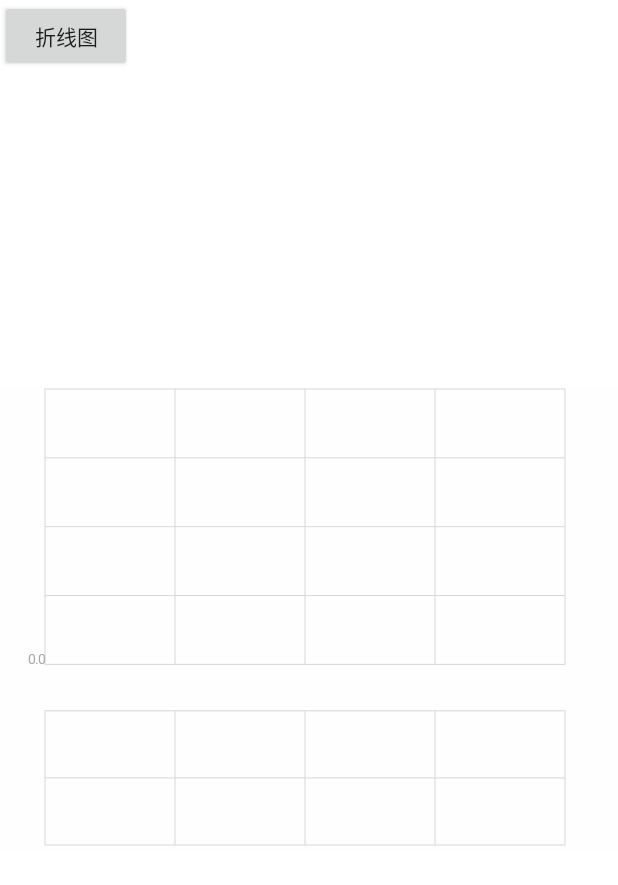
After one commit to wx9265661/SmallDemos2, an Android app: the SomeChartShowActivity screen opened directly, with no data from a screen before it, on a phone screen of 412 x 824 dp. The commit adds this screen. Shown: the top 885 px of the screen. Run offline under Robolectric (Android 15) with nearby library versions, the phone set to English and light mode, and no system bars.

Commit message:
折线图相关类提交

```diff
--- a/app/src/main/AndroidManifest.xml
+++ b/app/src/main/AndroidManifest.xml
@@ -46,6 +46,11 @@
             android:exported="false"
             android:label="RecyclerView"
             android:theme="@style/AppFullTheme" />
+
+        <activity
+            android:name=".demos.SomeChartShowActivity"
+            android:exported="false"
+            android:theme="@style/AppFullTheme" />
     </application>
 
 </manifest>
--- a/app/src/main/java/com/zhanghaochen/smalldemos/MainActivity.java
+++ b/app/src/main/java/com/zhanghaochen/smalldemos/MainActivity.java
@@ -10,6 +10,7 @@ import com.zhanghaochen.smalldemos.demos.ConstraintLayoutDemoActivity;
 import com.zhanghaochen.smalldemos.demos.FxActivity;
 import com.zhanghaochen.smalldemos.demos.EditPictureActivity;
 import com.zhanghaochen.smalldemos.demos.MyRecyclerViewActivity;
+import com.zhanghaochen.smalldemos.demos.SomeChartShowActivity;
 import com.zhanghaochen.smalldemos.widget.floatview.FloatViewUtil;
 
 public class MainActivity extends AppCompatActivity implements View.OnClickListener {
@@ -30,6 +31,7 @@ public class MainActivity extends AppCompatActivity implements View.OnClickListe
         findViewById(R.id.demo04).setOnClickListener(this);
         findViewById(R.id.demo05).setOnClickListener(this);
         findViewById(R.id.demo06).setOnClickListener(this);
+        findViewById(R.id.demo07).setOnClickListener(this);
     }
 
     @Override
@@ -53,6 +55,9 @@ public class MainActivity extends AppCompatActivity implements View.OnClickListe
             case R.id.demo06:
                 FloatViewUtil.getTestFloatIns().show();
                 break;
+            case R.id.demo07:
+                startActivity(new Intent(MainActivity.this, SomeChartShowActivity.class));
+                break;
             default:
                 break;
         }
--- /dev/null
+++ b/app/src/main/java/com/zhanghaochen/smalldemos/framework/widgets/chartview/TrendChartBaseView.java
@@ -0,0 +1,53 @@
+/**
+ * @Package: com.zhanghaochen.smalldemos.customer.views
+ * @Description:
+ * @Author: zhanghaochen
+ * @CreateDate: 2019/4/17 下午5:42
+ * @Version: 1.0
+ */
+package com.zhanghaochen.smalldemos.framework.widgets.chartview;
+
+import android.content.Context;
+import android.graphics.Paint;
+import android.support.annotation.Nullable;
+import android.util.AttributeSet;
+import android.view.View;
+
+/**
+ * @author created by zhanghaochen
+ * @date 2019-04-17 下午5:42
+ * 描述：折线图基类
+ */
+public abstract class TrendChartBaseView extends View {
+    public Paint mPaint = new Paint();
+
+    public TrendChartBaseView(Context context) {
+        super(context);
+        setLayerType(LAYER_TYPE_NONE, null);
+        initViews();
+    }
+
+    public TrendChartBaseView(Context context, @Nullable AttributeSet attrs) {
+        super(context, attrs);
+        setLayerType(LAYER_TYPE_NONE, null);
+        initViews();
+    }
+
+    public TrendChartBaseView(Context context, @Nullable AttributeSet attrs, int defStyleAttr) {
+        super(context, attrs, defStyleAttr);
+        setLayerType(LAYER_TYPE_NONE, null);
+        initViews();
+    }
+
+    public void initPaint() {
+        if (mPaint == null) {
+            mPaint = new Paint();
+        } else {
+            mPaint.reset();
+        }
+        mPaint.setAntiAlias(true);
+        mPaint.setStyle(Paint.Style.STROKE);
+    }
+
+    protected abstract void initViews();
+}
--- /dev/null
+++ b/app/src/main/java/com/zhanghaochen/smalldemos/widget/trend/TrendView.java
@@ -0,0 +1,184 @@
+package com.zhanghaochen.smalldemos.widget.trend;
+
+import android.content.Context;
+import android.graphics.Canvas;
+import android.graphics.Color;
+import android.graphics.Paint;
+import android.graphics.Path;
+import android.graphics.RectF;
+import android.support.annotation.Nullable;
+import android.util.AttributeSet;
+import android.util.TypedValue;
+
+import com.zhanghaochen.smalldemos.beans.TrendDataBean;
+import com.zhanghaochen.smalldemos.framework.widgets.chartview.TrendChartBaseView;
+import com.zhanghaochen.smalldemos.utils.SysUtils;
+
+import java.util.ArrayList;
+import java.util.List;
+
+/**
+ * @author created by zhanghaochen
+ * @date 2019-08-07 3:31 PM
+ * 描述：折线图
+ */
+public class TrendView extends TrendChartBaseView {
+    private static final float LEFT_TEXT_WIDTH = SysUtils.convertDpToPixel(30);
+    private static final float RIGHT_TEXT_WIDTH = SysUtils.convertDpToPixel(35);
+
+    private static final float CHART_LEFT_MARGIN = SysUtils.convertDpToPixel(2);
+    private static final float TOP_MARGIN = SysUtils.convertDpToPixel(2);
+    private static final float BOTTOM_MARGIN = SysUtils.convertDpToPixel(3);
+
+    private static final float RECT_LINE_WIDTH = SysUtils.convertDpToPixel(0.5f);
+
+    private static final int COLOR_BG = Color.parseColor("#FEFEFE");
+    private static final int COLOR_LINE = Color.parseColor("#D8D8D8");
+    private static final int COLOR_LABEL_TEXT = Color.parseColor("#AAA8A8");
+    private static final int COLOR_TREND_LINE = Color.parseColor("#FC3539");
+    private static final int COLOR_GRADIENT_TOP = Color.parseColor("#B2FF9C9D");
+    private static final int COLOR_GRADIENT_BOTTOM = Color.parseColor("#B2FFF3EF");
+
+    /**
+     * 分时图的矩形框
+     */
+    private RectF mChartRect;
+
+    /**
+     * 成交量的矩形框
+     */
+    private RectF mVolRect;
+
+    /**
+     * 一小格的长度
+     */
+    private float mStep = 0;
+
+    private int mWidth, mHeight;
+
+    /**
+     * 折线图中线的y坐标
+     */
+    private float mChartMiddleY;
+
+    private int mMaxSub;
+
+    /**
+     * 总共的数据量，
+     */
+    private int mMaxCount;
+
+    /**
+     * 记录绘制折线图中最高的y的坐标，用来绘制折线下面的渐变阴影，没有渐变的话，不需要这个值
+     */
+    private float mHighestY;
+
+    /**
+     * 记录分时的最大值，最小值，成交量最大值
+     */
+    private float[] mMaxMin = {Float.MIN_VALUE, Float.MAX_VALUE, Float.MIN_VALUE};
+
+    private float mMoveX, mMoveY;
+
+    /**
+     * 画图时的基准值，最低和最高，可以按需修改
+     */
+    private float mBaseLow, mBaseHigh;
+
+    private List<TrendDataBean> mTrendDatas = new ArrayList<>();
+
+    public TrendView(Context context) {
+        super(context);
+    }
+
+    public TrendView(Context context, @Nullable AttributeSet attrs) {
+        super(context, attrs);
+    }
+
+    public TrendView(Context context, @Nullable AttributeSet attrs, int defStyleAttr) {
+        super(context, attrs, defStyleAttr);
+    }
+
+    @Override
+    protected void initViews() {
+
+    }
+
+    @Override
+    protected void onSizeChanged(int width, int height, int oldw, int oldh) {
+        super.onSizeChanged(width, height, oldw, oldh);
+        if (width > 0 && height > 0) {
+            mChartRect = new RectF(LEFT_TEXT_WIDTH, TOP_MARGIN, width - RIGHT_TEXT_WIDTH, height * 0.6f);
+            mVolRect = new RectF(LEFT_TEXT_WIDTH, height * 0.7f, width - RIGHT_TEXT_WIDTH, height - BOTTOM_MARGIN);
+            mChartMiddleY = mChartRect.top + mChartRect.height() / 2;
+            mWidth = width;
+            mHeight = height;
+        }
+    }
+
+    @Override
+    protected void onDraw(Canvas canvas) {
+        drawFrame(canvas);
+        drawText(canvas);
+    }
+
+    /**
+     * 画基础框框
+     */
+    private void drawFrame(Canvas canvas) {
+        initPaint();
+        mPaint.setStyle(Paint.Style.FILL);
+        mPaint.setColor(COLOR_BG);
+        mPaint.setStrokeWidth(RECT_LINE_WIDTH);
+        canvas.drawRect(0, 0, mWidth, mHeight, mPaint);
+
+        // 画线条框
+        mPaint.setStyle(Paint.Style.STROKE);
+        mPaint.setColor(COLOR_LINE);
+        canvas.drawRect(mChartRect, mPaint);
+        canvas.drawRect(mVolRect, mPaint);
+        // 画横线
+        canvas.drawLine(mChartRect.left, (mChartRect.top + mChartMiddleY) / 2, mChartRect.right, (mChartRect.top + mChartMiddleY) / 2, mPaint);
+        canvas.drawLine(mChartRect.left, mChartMiddleY, mChartRect.right, mChartMiddleY, mPaint);
+        canvas.drawLine(mChartRect.left, (mChartRect.bottom + mChartMiddleY) / 2, mChartRect.right, (mChartRect.bottom + mChartMiddleY) / 2, mPaint);
+        canvas.drawLine(mVolRect.left, mVolRect.top + mVolRect.height() / 2, mVolRect.right, mVolRect.top + mVolRect.height() / 2, mPaint);
+        // 画竖线
+        canvas.drawLine(mChartRect.left + mChartRect.width() / 4, mChartRect.top, mChartRect.left + mChartRect.width() / 4, mChartRect.bottom, mPaint);
+        canvas.drawLine(mChartRect.left + mChartRect.width() / 2, mChartRect.top, mChartRect.left + mChartRect.width() / 2, mChartRect.bottom, mPaint);
+        canvas.drawLine(mChartRect.right - mChartRect.width() / 4, mChartRect.top, mChartRect.right - mChartRect.width() / 4, mChartRect.bottom, mPaint);
+        canvas.drawLine(mVolRect.left + mVolRect.width() / 4, mVolRect.top, mVolRect.left + mVolRect.width() / 4, mVolRect.bottom, mPaint);
+        canvas.drawLine(mVolRect.left + mVolRect.width() / 2, mVolRect.top, mVolRect.left + mVolRect.width() / 2, mVolRect.bottom, mPaint);
+        canvas.drawLine(mVolRect.right - mVolRect.width() / 4, mVolRect.top, mVolRect.right - mVolRect.width() / 4, mVolRect.bottom, mPaint);
+    }
+
+    private void drawText(Canvas canvas) {
+        initPaint();
+        // 基准的最大值要比数据的最大值大才行，同理最小值也一样
+        mPaint.setStyle(Paint.Style.FILL);
+        int spSize = 9;
+        float scaledSizeInPx = TypedValue.applyDimension(TypedValue.COMPLEX_UNIT_SP, spSize,
+                getResources().getDisplayMetrics());
+        mPaint.setTextSize(scaledSizeInPx);
+        mPaint.setTextAlign(Paint.Align.RIGHT);
+        mPaint.setColor(COLOR_LABEL_TEXT);
+        canvas.drawText(mBaseLow + "", mChartRect.left, mChartRect.bottom, mPaint);
+
+    }
+
+    /**
+     * 获取数据的最大值，最小值，和成交最大值
+     */
+    private float[] getMaxMin(List<TrendDataBean> trendDataBeans) {
+        float[] maxMin = {Long.MIN_VALUE, Long.MAX_VALUE, Long.MIN_VALUE};
+        if (trendDataBeans == null || trendDataBeans.size() < 1) {
+            return maxMin;
+        }
+        for (int i = 0; i < trendDataBeans.size(); i++) {
+            TrendDataBean bean = trendDataBeans.get(i);
+            maxMin[0] = Math.max(maxMin[0], bean.newValue);
+            maxMin[1] = Math.min(maxMin[1], bean.newValue);
+            maxMin[2] = Math.max(maxMin[2], bean.vol);
+        }
+        return maxMin;
+    }
+}
--- /dev/null
+++ b/app/src/main/res/layout/activity_chart_show.xml
@@ -0,0 +1,25 @@
+<?xml version="1.0" encoding="utf-8"?>
+<android.support.constraint.ConstraintLayout xmlns:android="http://schemas.android.com/apk/res/android"
+    xmlns:app="http://schemas.android.com/apk/res-auto"
+    android:layout_width="match_parent"
+    android:layout_height="match_parent"
+    android:background="@color/white">
+
+    <Button
+        android:id="@+id/trend"
+        android:layout_width="wrap_content"
+        android:layout_height="wrap_content"
+        android:text="折线图"
+        app:layout_constraintStart_toStartOf="parent"
+        app:layout_constraintTop_toTopOf="parent" />
+
+    <com.zhanghaochen.smalldemos.widget.trend.TrendView
+        android:id="@+id/trend_view"
+        android:layout_width="0dp"
+        android:layout_height="0dp"
+        app:layout_constraintBottom_toBottomOf="parent"
+        app:layout_constraintDimensionRatio="h,4:3"
+        app:layout_constraintEnd_toEndOf="parent"
+        app:layout_constraintStart_toStartOf="parent"
+        app:layout_constraintTop_toTopOf="parent" />
+</android.support.constraint.ConstraintLayout>
```
Also changed, not shown: app/src/main/java/com/zhanghaochen/smalldemos/beans/TrendDataBean.java (added, +11 -0 lines), app/src/main/java/com/zhanghaochen/smalldemos/demos/SomeChartShowActivity.java (added, +61 -0 lines), app/src/main/java/com/zhanghaochen/smalldemos/framework/widgets/chartview/TrandChartBaseView.java (deleted, +0 -16 lines), app/src/main/res/layout/activity_main.xml (+7 -0 lines).
